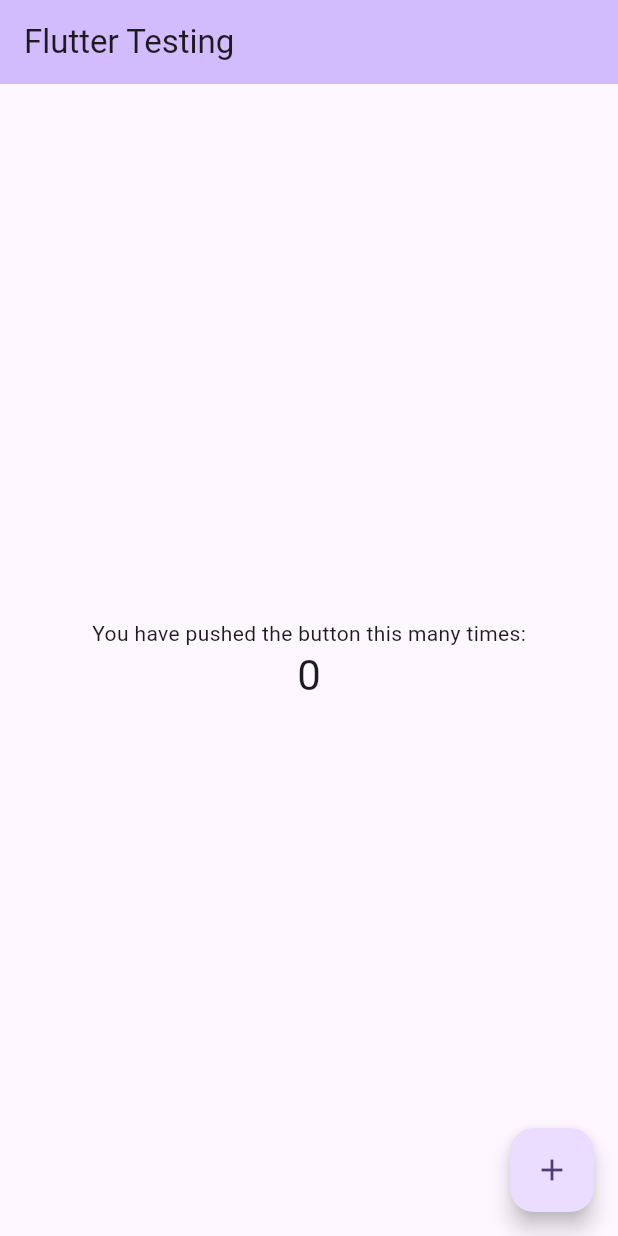
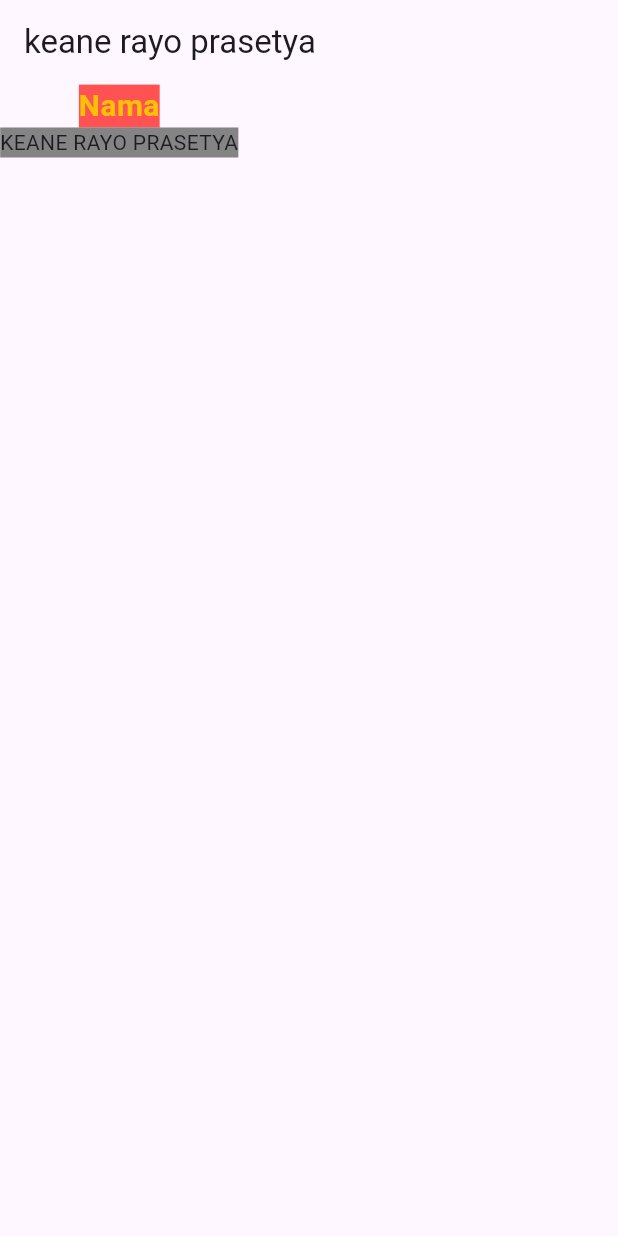
Before and after one commit to keaneray-o/flutter_profile_card, a Flutter app: the screen it shows after launch, on a phone screen of 412 x 824 dp. Run offline on Flutter 3.47's test engine with Material 3 defaults, Android fonts, the phone set to English and light mode, and no system bars; Roboto replaces fonts that are missing (Poppins).

Commit message:
belajar Widget Text

```diff
--- a/lib/main.dart
+++ b/lib/main.dart
@@ -1,123 +1,6 @@
 import 'package:flutter/material.dart';
+import 'package:flutter_application_1/profile.dart';
 
 void main() {
-  runApp(const MyApp());
+  runApp(ProfileCard());
 }
-
-class MyApp extends StatelessWidget {
-  const MyApp({super.key});
-
-  // This widget is the root of your application.
-  @override
-  Widget build(BuildContext context) {
-    return MaterialApp(
-      title: 'Flutter Demo',
-      theme: ThemeData(
-        // This is the theme of your application.
-        //
-        // TRY THIS: Try running your application with "flutter run". You'll see
-        // the application has a purple toolbar. Then, without quitting the app,
-        // try changing the seedColor in the colorScheme below to Colors.green
-        // and then invoke "hot reload" (save your changes or press the "hot
-        // reload" button in a Flutter-supported IDE, or press "r" if you used
-        // the command line to start the app).
-        //
-        // Notice that the counter didn't reset back to zero; the application
-        // state is not lost during the reload. To reset the state, use hot
-        // restart instead.
-        //
-        // This works for code too, not just values: Most code changes can be
-        // tested with just a hot reload.
-        colorScheme: ColorScheme.fromSeed(seedColor: Colors.deepPurple),
-      ),
-      home: const MyHomePage(title: 'Flutter Testing'),
-      debugShowCheckedModeBanner: false,
-    );
-  }
-}
-
-class MyHomePage extends StatefulWidget {
-  const MyHomePage({super.key, required this.title});
-
-  // This widget is the home page of your application. It is stateful, meaning
-  // that it has a State object (defined below) that contains fields that affect
-  // how it looks.
-
-  // This class is the configuration for the state. It holds the values (in this
-  // case the title) provided by the parent (in this case the App widget) and
-  // used by the build method of the State. Fields in a Widget subclass are
-  // always marked "final".
-
-  final String title;
-
-  @override
-  State<MyHomePage> createState() => _MyHomePageState();
-}
-
-class _MyHomePageState extends State<MyHomePage> {
-  int _counter = 0;
-
-  void _incrementCounter() {
-    setState(() {
-      // This call to setState tells the Flutter framework that something has
-      // changed in this State, which causes it to rerun the build method below
-      // so that the display can reflect the updated values. If we changed
-      // _counter without calling setState(), then the build method would not be
-      // called again, and so nothing would appear to happen.
-      _counter++;
-    });
-  }
-
-  @override
-  Widget build(BuildContext context) {
-    // This method is rerun every time setState is called, for instance as done
-    // by the _incrementCounter method above.
-    //
-    // The Flutter framework has been optimized to make rerunning build methods
-    // fast, so that you can just rebuild anything that needs updating rather
-    // than having to individually change instances of widgets.
-    return Scaffold(
-      appBar: AppBar(
-        // TRY THIS: Try changing the color here to a specific color (to
-        // Colors.amber, perhaps?) and trigger a hot reload to see the AppBar
-        // change color while the other colors stay the same.
-        backgroundColor: Theme.of(context).colorScheme.inversePrimary,
-        // Here we take the value from the MyHomePage object that was created by
-        // the App.build method, and use it to set our appbar title.
-        title: Text(widget.title),
-      ),
-      body: Center(
-        // Center is a layout widget. It takes a single child and positions it
-        // in the middle of the parent.
-        child: Column(
-          // Column is also a layout widget. It takes a list of children and
-          // arranges them vertically. By default, it sizes itself to fit its
-          // children horizontally, and tries to be as tall as its parent.
-          //
-          // Column has various properties to control how it sizes itself and
-          // how it positions its children. Here we use mainAxisAlignment to
-          // center the children vertically; the main axis here is the vertical
-          // axis because Columns are vertical (the cross axis would be
-          // horizontal).
-          //
-          // TRY THIS: Invoke "debug painting" (choose the "Toggle Debug Paint"
-          // action in the IDE, or press "p" in the console), to see the
-          // wireframe for each widget.
-          mainAxisAlignment: MainAxisAlignment.center,
-          children: <Widget>[
-            const Text('You have pushed the button this many times:'),
-            Text(
-              '$_counter',
-              style: Theme.of(context).textTheme.headlineMedium,
-            ),
-          ],
-        ),
-      ),
-      floatingActionButton: FloatingActionButton(
-        onPressed: _incrementCounter,
-        tooltip: 'Increment',
-        child: const Icon(Icons.add),
-      ), // This trailing comma makes auto-formatting nicer for build methods.
-    );
-  }
-}
--- /dev/null
+++ b/lib/profile.dart
@@ -0,0 +1,53 @@
+import 'package:flutter/material.dart';
+
+class ProfileCard extends StatelessWidget {
+  const ProfileCard
+({super.key});
+
+  @override
+  Widget build(BuildContext context) {
+    return MaterialApp(
+      home: Scaffold(
+        appBar: AppBar(
+          title: Text('keane rayo prasetya'),
+        ),
+        /**
+         * Row dan column bisa memiliki banyak
+         * widget, row itu kesamping
+         * column itu ke bawah
+         */
+        body: Column(
+          //mainAxisAlignment: MainAxisAlignment.center,
+          crossAxisAlignment: CrossAxisAlignment.center,
+          children: <Widget>[
+            SizedBox(
+
+              child: Container(
+                child: Text(
+                  'Nama',
+                  style: TextStyle(
+                    color: Colors.amber,
+                    fontSize: 20.0,
+                    fontWeight: FontWeight.bold,
+                    backgroundColor: Colors.redAccent,
+                    fontFamily: 'Poppins',//harus ada fontnya
+                  ),
+                  ),
+              ),
+            ),
+            Text('KEANE RAYO PRASETYA',
+            style: TextStyle(
+              backgroundColor: Color.fromARGB(
+                200,
+                100,
+                100,
+                100,
+              )
+            ),)
+          ],
+        ),
+      ),
+      debugShowCheckedModeBanner: false,
+    );
+  }
+}
```
